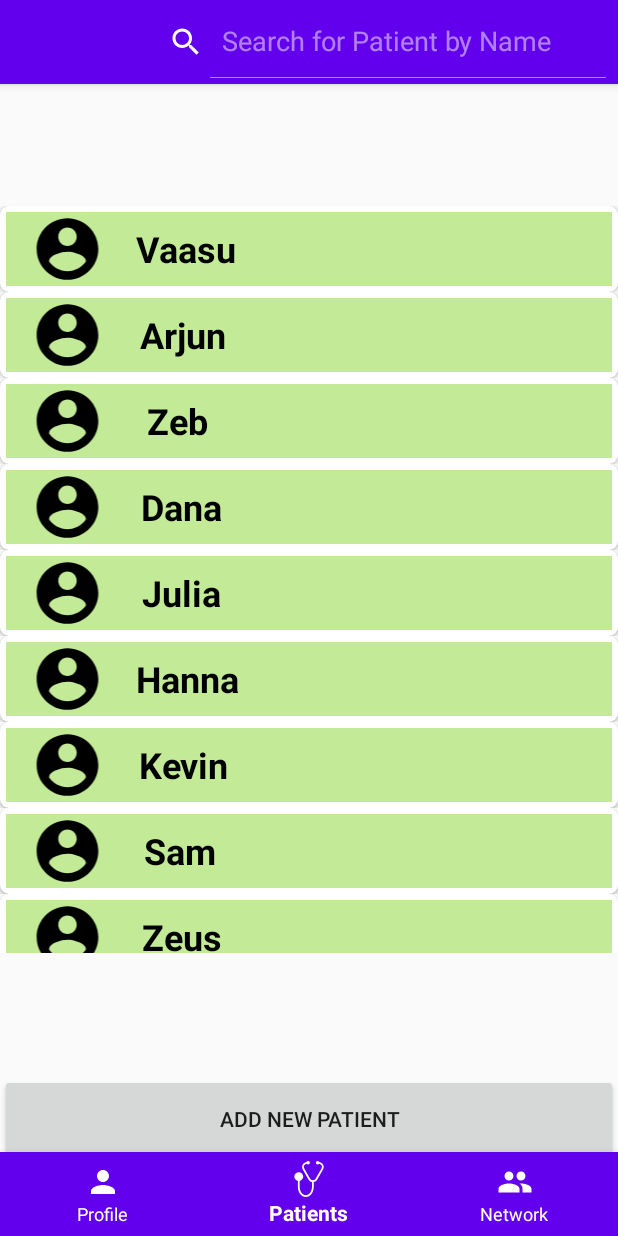
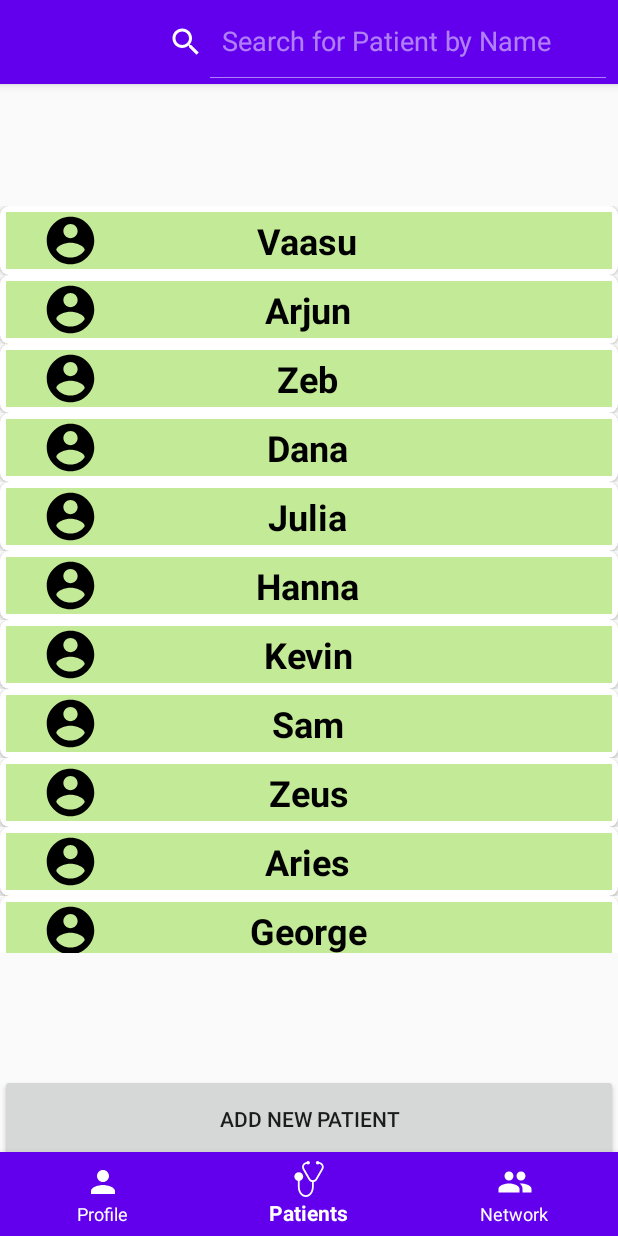
Before and after one commit to vaguduguntla/MedicalApp, an Android app: the screen it shows after launch (MainActivity), item 2 of the bottom bar chosen, on a phone screen of 412 x 824 dp. Run offline under Robolectric (Android 15) with nearby library versions, the phone set to English and light mode, and no system bars; Roboto replaces fonts that are not available here.

Commit message:
fixed icon issue and formatting of cardview

```diff
--- a/app/src/main/java/com/example/medicalapp/fragments/DoctorRecyclerViewAdapter.java
+++ b/app/src/main/java/com/example/medicalapp/fragments/DoctorRecyclerViewAdapter.java
@@ -4,6 +4,7 @@ import android.content.Context;
 import android.view.LayoutInflater;
 import android.view.View;
 import android.view.ViewGroup;
+import android.widget.ImageView;
 import android.widget.TextView;
 
 import androidx.annotation.NonNull;
@@ -34,6 +35,7 @@ public class DoctorRecyclerViewAdapter extends RecyclerView.Adapter<DoctorRecycl
     @Override
     public void onBindViewHolder(@NonNull DoctorViewHolder holder, int position) {
         holder.doctors_names.setText(DoctorNamesList[position]);
+        holder.imageView.setImageResource(image);
 
     }
 
@@ -44,9 +46,11 @@ public class DoctorRecyclerViewAdapter extends RecyclerView.Adapter<DoctorRecycl
 
     public class DoctorViewHolder extends RecyclerView.ViewHolder {
         TextView doctors_names;
+        ImageView imageView;
         public DoctorViewHolder(@NonNull View itemView) {
             super(itemView);
             doctors_names = itemView.findViewById(R.id.names);
+            imageView = itemView.findViewById(R.id.image_next_to_name);
         }
     }
 
--- a/app/src/main/java/com/example/medicalapp/fragments/MyPatientsFragment.java
+++ b/app/src/main/java/com/example/medicalapp/fragments/MyPatientsFragment.java
@@ -31,7 +31,7 @@ public class MyPatientsFragment extends Fragment {
   }
 
   String PatientNamesList[];
-  int image = R.drawable.ic_account_circle_black_24dp;
+  int image [] = {R.drawable.ic_account_circle_black_24dp};
   RecyclerView patientRecyclerView;
   /**
    * Use this factory method to create a new instance of
--- a/app/src/main/java/com/example/medicalapp/fragments/PatientRecyclerViewAdapter.java
+++ b/app/src/main/java/com/example/medicalapp/fragments/PatientRecyclerViewAdapter.java
@@ -1,15 +1,14 @@
 package com.example.medicalapp.fragments;
 
 import android.content.Context;
-import android.content.Intent;
+import android.util.Log;
 import android.view.LayoutInflater;
 import android.view.View;
 import android.view.ViewGroup;
+import android.widget.ImageView;
 import android.widget.TextView;
 
-import android.util.Log;
 import androidx.annotation.NonNull;
-import androidx.appcompat.app.AppCompatActivity;
 import androidx.cardview.widget.CardView;
 import androidx.recyclerview.widget.RecyclerView;
 
@@ -18,11 +17,11 @@ import com.example.medicalapp.R;
 
 public class PatientRecyclerViewAdapter extends RecyclerView.Adapter<PatientRecyclerViewAdapter.PatientViewHolder> {
     MyPatientsFragment ct;
-    int image;
+    int image[];
     Context context;
     String PatientNamesList[];
 
-    public PatientRecyclerViewAdapter(Context ct, String[] s1, int img){
+    public PatientRecyclerViewAdapter(Context ct, String[] s1, int img[]){
         image = img;
         context = ct;
         PatientNamesList = s1;
@@ -38,6 +37,7 @@ public class PatientRecyclerViewAdapter extends RecyclerView.Adapter<PatientRecy
     @Override
     public void onBindViewHolder(@NonNull PatientViewHolder holder, int position) {
         holder.patient_names.setText(PatientNamesList[position]);
+        holder.imageView.setImageResource(image[0]);
     }
 
     @Override
@@ -47,9 +47,11 @@ public class PatientRecyclerViewAdapter extends RecyclerView.Adapter<PatientRecy
 
     public class PatientViewHolder extends RecyclerView.ViewHolder {
         TextView patient_names;
+        ImageView imageView;
         public PatientViewHolder(@NonNull final View itemView) {
             super(itemView);
             patient_names = itemView.findViewById(R.id.names);
+            imageView = itemView.findViewById(R.id.image_next_to_name);
             final CardView cardView = (CardView)itemView.findViewById(R.id.Names);
             if(cardView==null){
                 Log.d("Null","Null");
--- a/app/src/main/res/layout/medical_records_page_fragment.xml
+++ b/app/src/main/res/layout/medical_records_page_fragment.xml
@@ -28,6 +28,7 @@
 
         <androidx.recyclerview.widget.RecyclerView
             android:id="@+id/medical_records_recycler_view"
+            android:clickable="true"
             android:layout_width="match_parent"
             android:layout_height="match_parent" />
     </androidx.constraintlayout.widget.ConstraintLayout>
@@ -44,10 +45,11 @@
             android:id="@+id/record_type"
             android:layout_width="wrap_content"
             android:layout_height="wrap_content"
-            android:layout_marginStart="64dp"
             android:layout_marginTop="24dp"
             android:text="Type"
             android:textStyle="bold"
+            app:layout_constraintEnd_toEndOf="parent"
+            app:layout_constraintHorizontal_bias="0.147"
             app:layout_constraintStart_toStartOf="parent"
             app:layout_constraintTop_toTopOf="parent" />
 
--- a/app/src/main/res/layout/names_row.xml
+++ b/app/src/main/res/layout/names_row.xml
@@ -29,28 +29,28 @@
                 android:layout_width="wrap_content"
                 android:layout_height="wrap_content"
                 android:text="TextView"
+                android:textAlignment="center"
                 android:textColor="#000000"
                 android:textSize="24sp"
                 android:textStyle="bold"
                 app:layout_constraintBottom_toBottomOf="parent"
                 app:layout_constraintEnd_toEndOf="parent"
-                app:layout_constraintHorizontal_bias="0.258"
+                app:layout_constraintHorizontal_bias="0.498"
                 app:layout_constraintStart_toStartOf="parent"
-                app:layout_constraintTop_toTopOf="parent"
-                app:layout_constraintVertical_bias="0.47" />
+                app:layout_constraintTop_toTopOf="parent" />
 
             <ImageView
-                android:id="@+id/patient_persona"
-                android:layout_width="50dp"
-                android:layout_height="49dp"
-                android:layout_marginStart="16dp"
+                android:id="@+id/image_next_to_name"
+                android:layout_width="54dp"
+                android:layout_height="38dp"
                 app:layout_constraintBottom_toBottomOf="parent"
-                app:layout_constraintEnd_toStartOf="@+id/patient_names"
-                app:layout_constraintHorizontal_bias="0.0"
+                app:layout_constraintEnd_toEndOf="parent"
+                app:layout_constraintHorizontal_bias="0.045"
                 app:layout_constraintStart_toStartOf="parent"
                 app:layout_constraintTop_toTopOf="parent"
                 app:layout_constraintVertical_bias="0.0"
-                app:srcCompat="@drawable/ic_account_circle_black_24dp" />
+                tools:srcCompat="@tools:sample/avatars" />
+
         </androidx.constraintlayout.widget.ConstraintLayout>
     </androidx.cardview.widget.CardView>
 </androidx.constraintlayout.widget.ConstraintLayout>
```
